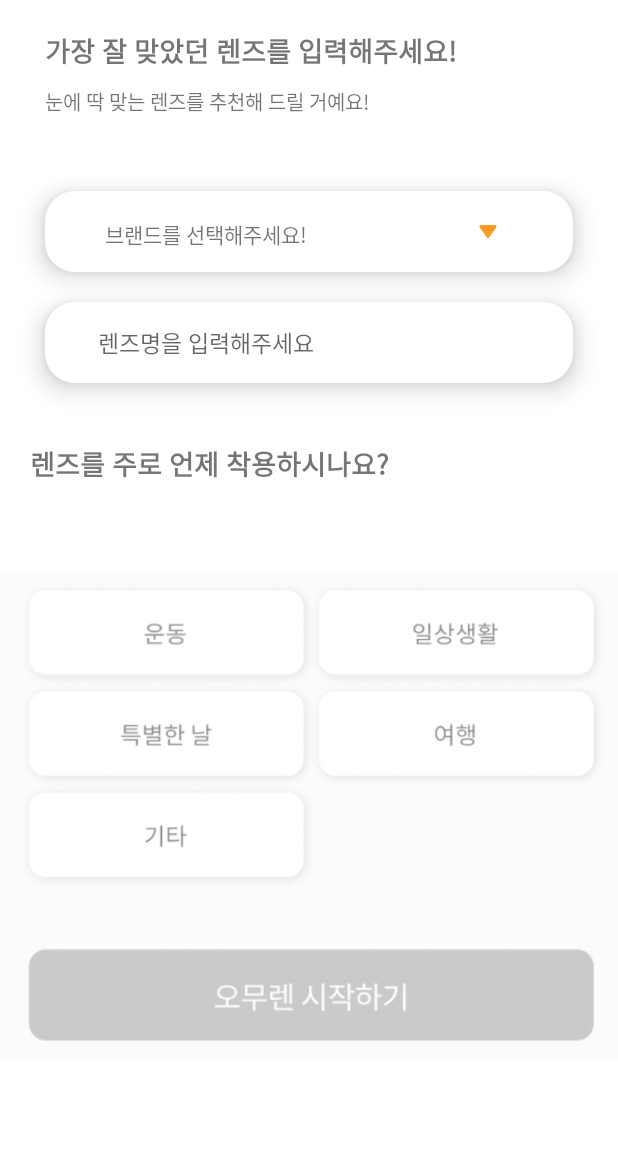
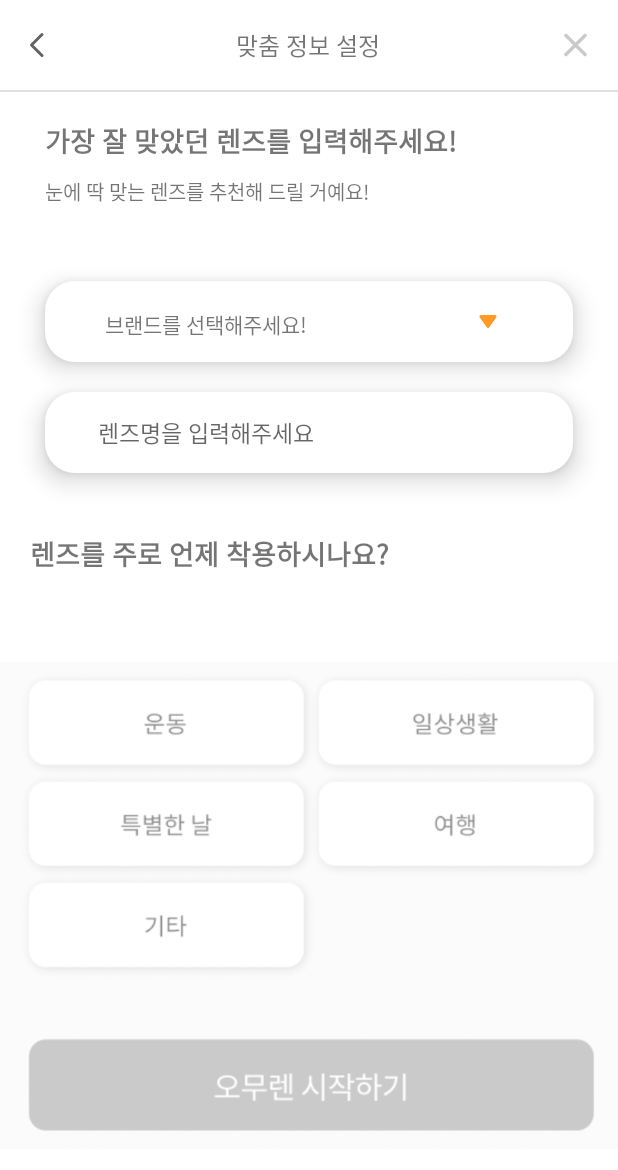
Before and after one commit to TeamOmoolen/TeamOmoolen-Android, an Android app: the screen it shows after launch (OnboardActivity), on a phone screen of 412 x 824 dp. Shown: the top 1170 px of the screen. Run offline under Robolectric (Android 15) with nearby library versions, the phone set to English and light mode, and no system bars; our stand-ins replace data binding; libraries missing offline, so code that uses them is left out: com.kakao.auth, com.kakao.sdk; 1 statement that could not run was skipped.

Commit message:
[FEAT] activity_onboard 상단 탭바 디자인 완료

```diff
--- /dev/null
+++ b/app/src/main/res/drawable/ic_back.xml
@@ -0,0 +1,13 @@
+<vector xmlns:android="http://schemas.android.com/apk/res/android"
+    android:width="40dp"
+    android:height="40dp"
+    android:viewportWidth="40"
+    android:viewportHeight="40">
+  <path
+      android:pathData="M22,13l-7,7 7,7"
+      android:strokeLineJoin="round"
+      android:strokeWidth="2"
+      android:fillColor="#00000000"
+      android:strokeColor="#636363"
+      android:strokeLineCap="round"/>
+</vector>
--- /dev/null
+++ b/app/src/main/res/drawable/ic_close.xml
@@ -0,0 +1,9 @@
+<vector xmlns:android="http://schemas.android.com/apk/res/android"
+    android:width="40dp"
+    android:height="40dp"
+    android:viewportWidth="40"
+    android:viewportHeight="40">
+  <path
+      android:pathData="M26.1943,14.4171C26.6393,13.9722 26.6393,13.2507 26.1943,12.8057C25.7493,12.3607 25.0278,12.3607 24.5829,12.8057L19,18.3886L13.4171,12.8057C12.9722,12.3607 12.2507,12.3607 11.8057,12.8057C11.3607,13.2507 11.3607,13.9722 11.8057,14.4171L17.3886,20L11.8057,25.5829C11.3607,26.0278 11.3607,26.7493 11.8057,27.1943C12.2507,27.6393 12.9722,27.6393 13.4171,27.1943L19,21.6114L24.5829,27.1943C25.0278,27.6393 25.7493,27.6393 26.1943,27.1943C26.6393,26.7493 26.6393,26.0278 26.1943,25.5829L20.6114,20L26.1943,14.4171Z"
+      android:fillColor="#CACACA"/>
+</vector>
--- a/app/src/main/res/layout/activity_onboard.xml
+++ b/app/src/main/res/layout/activity_onboard.xml
@@ -6,16 +6,64 @@
     android:layout_height="match_parent"
     tools:context=".onboarding.OnboardActivity">
 
+    <androidx.constraintlayout.widget.ConstraintLayout
+        android:id="@+id/cl_topTab"
+        android:layout_width="match_parent"
+        android:layout_height="60dp"
+        app:layout_constraintTop_toTopOf="parent"
+        app:layout_constraintBottom_toTopOf="@+id/host_nav_fragment_onboard"
+        app:layout_constraintStart_toStartOf="parent"
+        app:layout_constraintEnd_toEndOf="parent"
+        >
+        <ImageView
+            android:id="@+id/iv_back"
+            android:layout_width="wrap_content"
+            android:layout_height="wrap_content"
+            app:layout_constraintStart_toStartOf="parent"
+            app:layout_constraintEnd_toStartOf="@id/tv_custom"
+            app:layout_constraintTop_toTopOf="parent"
+            app:layout_constraintBottom_toBottomOf="parent"
+            android:src="@drawable/ic_back"
+            android:layout_marginLeft="6dp"
+            app:layout_constraintHorizontal_chainStyle="spread_inside"/>
+        <TextView
+            android:id="@+id/tv_custom"
+            android:layout_width="wrap_content"
+            android:layout_height="wrap_content"
+            app:layout_constraintTop_toTopOf="parent"
+            app:layout_constraintBottom_toBottomOf="parent"
+            app:layout_constraintStart_toEndOf="@+id/iv_back"
+            app:layout_constraintEnd_toStartOf="@+id/iv_close"
+            android:text="맞춤 정보 설정"
+            android:textSize="16sp"/>
+        <ImageView
+            android:id="@+id/iv_close"
+            android:layout_width="wrap_content"
+            android:layout_height="wrap_content"
+            app:layout_constraintStart_toEndOf="@+id/tv_custom"
+            app:layout_constraintEnd_toEndOf="parent"
+            app:layout_constraintTop_toTopOf="parent"
+            app:layout_constraintBottom_toBottomOf="parent"
+            android:src="@drawable/ic_close"
+            android:layout_marginRight="7dp"/>
+    </androidx.constraintlayout.widget.ConstraintLayout>
+
+    <View
+        style="@style/Divider"
+        app:layout_constraintTop_toBottomOf="@id/cl_topTab"
+        app:layout_constraintStart_toStartOf="parent"
+        app:layout_constraintEnd_toEndOf="parent"/>
+
     <androidx.fragment.app.FragmentContainerView
         android:id="@+id/host_nav_fragment_onboard"
         android:name="androidx.navigation.fragment.NavHostFragment"
         android:layout_width="match_parent"
-        android:layout_height="match_parent"
+        android:layout_height="0dp"
         app:defaultNavHost="true"
         app:layout_constraintBottom_toBottomOf="parent"
         app:layout_constraintEnd_toEndOf="parent"
         app:layout_constraintStart_toStartOf="parent"
-        app:layout_constraintTop_toTopOf="parent"
+        app:layout_constraintTop_toBottomOf="@id/cl_topTab"
         app:navGraph="@navigation/nav_onboard" />
 
 
--- a/app/src/main/res/values/colors.xml
+++ b/app/src/main/res/values/colors.xml
@@ -9,4 +9,5 @@
     <color name="white">#FFFFFFFF</color>
 
     <color name="orange">#F78F39</color>
+    <color name="gray">#cacaca</color>
 </resources>
--- a/app/src/main/res/values/themes.xml
+++ b/app/src/main/res/values/themes.xml
@@ -25,4 +25,9 @@
         <item name="android:windowBackground">@drawable/background_splash</item>
     </style>
 
+    <style name="Divider">
+        <item name="android:layout_width">match_parent</item>
+        <item name="android:layout_height">1dp</item>
+        <item name="android:background">?android:attr/listDivider</item>
+    </style>
 </resources>
```
